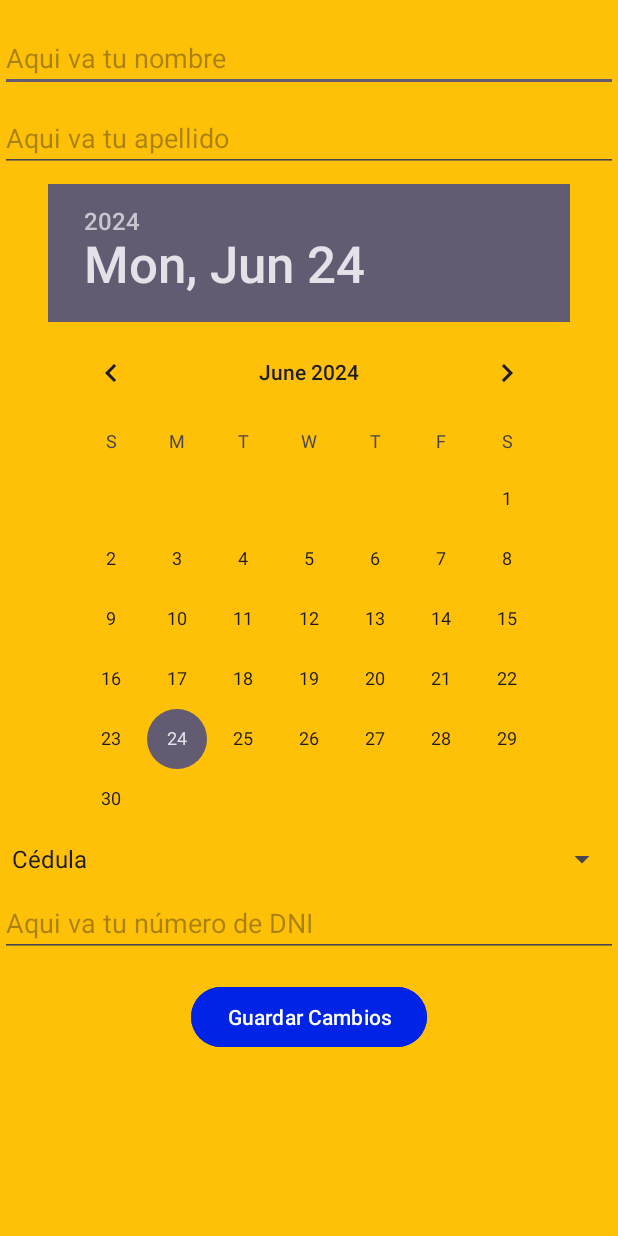
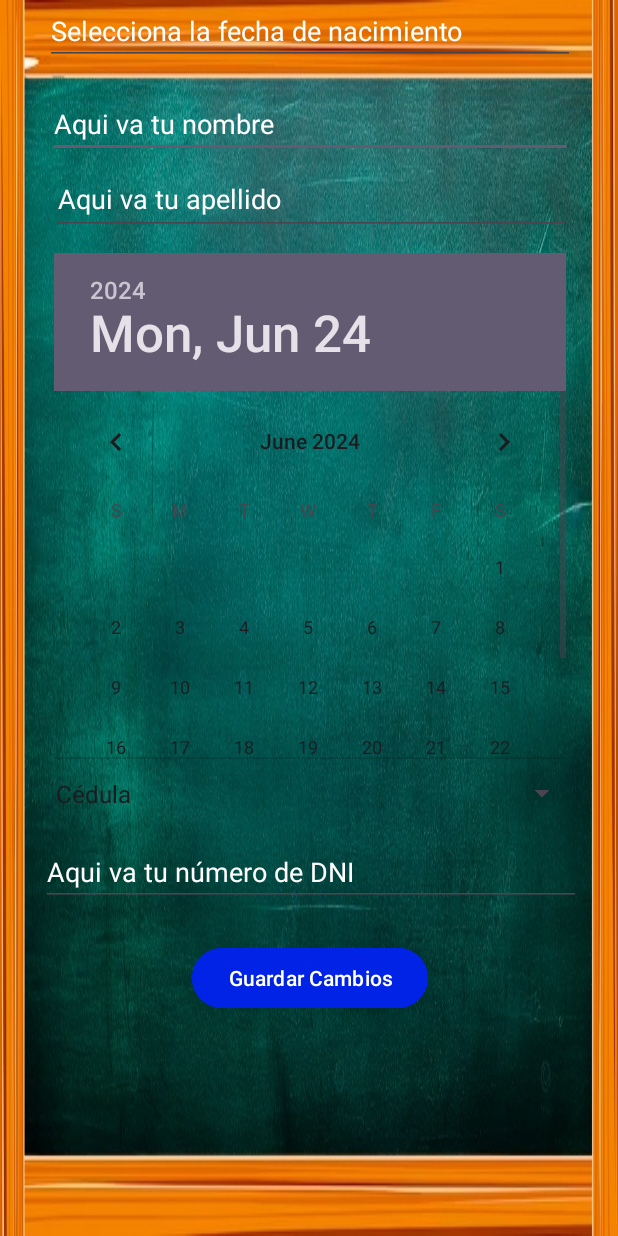
Before and after one commit to sebastevez91/Aplicacionkotlin, an Android app: the PerfilActivity screen opened directly, with no data from a screen before it, on a phone screen of 412 x 824 dp. Run offline under Robolectric (Android 15) with nearby library versions, the light colour scheme and no system bars.

Commit message:
Actualizo PerfilActivity.kt y activity_perfil.xml

```diff
--- a/app/src/main/java/com/example/prueba1/PerfilActivity.kt
+++ b/app/src/main/java/com/example/prueba1/PerfilActivity.kt
@@ -1,5 +1,6 @@
 package com.example.prueba1
 
+import android.app.DatePickerDialog
 import android.os.Bundle
 import android.widget.Button
 import android.widget.DatePicker
@@ -11,6 +12,7 @@ import androidx.appcompat.app.AppCompatActivity
 import androidx.core.view.ViewCompat
 import androidx.core.view.WindowInsetsCompat
 import androidx.core.view.isEmpty
+import java.util.Calendar
 
 class PerfilActivity : AppCompatActivity() {
     override fun onCreate(savedInstanceState: Bundle?) {
@@ -25,10 +27,14 @@ class PerfilActivity : AppCompatActivity() {
         val nombre = findViewById<EditText>(R.id.Nombre)
         val apellido = findViewById<EditText>(R.id.Apellido)
         val fechaNac = findViewById<DatePicker>(R.id.FechaNacimiento)
-        val  tipoDni = findViewById<Spinner>(R.id.TipoDni)
+        val tipoDni = findViewById<Spinner>(R.id.TipoDni)
         val numDni = findViewById<EditText>(R.id.numDni)
         val btnGuardar = findViewById<Button>(R.id.BtnGuardar)
+        val etDate = findViewById<EditText>(R.id.etDate)
 
+        etDate.setOnClickListener {
+            showDateNacimiento()
+        }
         btnGuardar.setOnClickListener {
 
         }
@@ -38,6 +44,23 @@ class PerfilActivity : AppCompatActivity() {
             showToast("Debes completar los campos.")
         }else if ()
     }*/
+    private fun showDateNacimiento(){
+        val calendar = Calendar.getInstance()
+        val year = calendar.get(Calendar.YEAR)
+        val month = calendar.get(Calendar.MONTH)
+        val day = calendar.get(Calendar.DAY_OF_MONTH)
+
+        val datePicker = DatePickerDialog(
+            this,{ _, selectedYear, selectedMonth, selectedDay ->
+                val formattedDate = "${selectedDay}/${selectedMonth + 1}/${selectedYear}"
+                etDate.setText(formattedDate)
+            },
+            year,
+            month,
+            day
+        )
+        datePicker.show()
+    }
     private fun showToast(message: String) {
         Toast.makeText(this, message, Toast.LENGTH_SHORT).show()
     }
--- a/app/src/main/res/layout/activity_perfil.xml
+++ b/app/src/main/res/layout/activity_perfil.xml
@@ -6,68 +6,95 @@
     android:id="@+id/main"
     android:layout_width="match_parent"
     android:layout_height="match_parent"
-    android:background="@color/orange"
+    android:background="@mipmap/fondoPantalla"
     tools:context=".PerfilActivity">
 
     <EditText
         android:id="@+id/Nombre"
-        android:layout_width="0dp"
-        android:layout_height="wrap_content"
+        android:layout_width="350dp"
+        android:layout_height="45dp"
+        android:layout_marginTop="60dp"
         android:hint="Aqui va tu nombre"
+        android:textColor="@color/white"
+        android:textColorHint="@color/white"
+        app:layout_constraintEnd_toEndOf="parent"
+        app:layout_constraintHorizontal_bias="0.516"
         app:layout_constraintStart_toStartOf="parent"
-        app:layout_constraintEnd_toEndOf="parent"
-        app:layout_constraintTop_toTopOf="parent"
-        android:layout_marginTop="16dp"/>
-
-    <EditText
-        android:id="@+id/Apellido"
-        android:layout_width="0dp"
-        android:layout_height="wrap_content"
-        android:hint="Aqui va tu apellido"
-        app:layout_constraintStart_toStartOf="parent"
-        app:layout_constraintEnd_toEndOf="parent"
-        app:layout_constraintTop_toBottomOf="@+id/Nombre"
-        android:layout_marginTop="8dp"/>
+        app:layout_constraintTop_toTopOf="parent" />
 
     <DatePicker
         android:id="@+id/FechaNacimiento"
-        android:layout_width="wrap_content"
-        android:layout_height="wrap_content"
+        android:layout_width="341dp"
+        android:layout_height="337dp"
+        android:layout_marginTop="12dp"
+        android:datePickerMode="calendar"
+        android:textColor="@color/white"
+        app:layout_constraintEnd_toEndOf="parent"
+        app:layout_constraintHorizontal_bias="0.514"
         app:layout_constraintStart_toStartOf="parent"
-        app:layout_constraintEnd_toEndOf="parent"
-        app:layout_constraintTop_toBottomOf="@+id/Apellido"
-        android:datePickerMode="calendar"
-        android:layout_marginTop="8dp"/>
-
-    <Spinner
-        android:id="@+id/TipoDni"
-        android:layout_width="0dp"
-        android:layout_height="wrap_content"
-        app:layout_constraintStart_toStartOf="parent"
-        app:layout_constraintEnd_toEndOf="parent"
-        android:entries="@array/spinner_tipoDni"
-        app:layout_constraintTop_toBottomOf="@+id/FechaNacimiento"
-        android:layout_marginTop="8dp"/>
+        app:layout_constraintTop_toBottomOf="@+id/Apellido" />
 
     <EditText
         android:id="@+id/numDni"
-        android:layout_width="0dp"
+        android:layout_width="360dp"
+        android:layout_height="44dp"
+        android:layout_marginTop="12dp"
         android:hint="Aqui va tu número de DNI"
-        android:layout_height="wrap_content"
+        android:textColor="@color/white"
+        android:textColorHint="@color/white"
+        app:layout_constraintEnd_toEndOf="parent"
+        app:layout_constraintHorizontal_bias="0.529"
         app:layout_constraintStart_toStartOf="parent"
-        app:layout_constraintEnd_toEndOf="parent"
-        app:layout_constraintTop_toBottomOf="@+id/TipoDni"
-        android:layout_marginTop="8dp"/>
+        app:layout_constraintTop_toBottomOf="@+id/TipoDni" />
 
     <Button
         android:id="@+id/BtnGuardar"
         android:layout_width="wrap_content"
         android:layout_height="wrap_content"
+        android:layout_marginTop="24dp"
         android:backgroundTint="@color/blue"
         android:text="Guardar Cambios"
+        app:layout_constraintEnd_toEndOf="parent"
+        app:layout_constraintHorizontal_bias="0.503"
         app:layout_constraintStart_toStartOf="parent"
+        app:layout_constraintTop_toBottomOf="@+id/numDni" />
+
+    <EditText
+        android:id="@+id/etDate"
+        android:layout_width="353dp"
+        android:layout_height="43dp"
+        android:focusable="false"
+        android:hint="Selecciona la fecha de nacimiento"
+        android:textColorHint="@color/white"
         app:layout_constraintEnd_toEndOf="parent"
-        app:layout_constraintTop_toBottomOf="@+id/numDni"
-        android:layout_marginTop="16dp"/>
+        app:layout_constraintHorizontal_bias="0.517"
+        app:layout_constraintStart_toStartOf="parent"
+        tools:ignore="MissingConstraints"
+        tools:layout_editor_absoluteY="151dp" />
+
+    <Spinner
+        android:id="@+id/TipoDni"
+        android:layout_width="356dp"
+        android:layout_height="38dp"
+        android:layout_marginTop="4dp"
+        android:entries="@array/spinner_tipoDni"
+        android:textColor="@color/white"
+        app:layout_constraintEnd_toEndOf="parent"
+        app:layout_constraintHorizontal_bias="0.529"
+        app:layout_constraintStart_toStartOf="parent"
+        app:layout_constraintTop_toBottomOf="@+id/FechaNacimiento" />
+
+    <EditText
+        android:id="@+id/Apellido"
+        android:layout_width="346dp"
+        android:layout_height="47dp"
+        android:layout_marginTop="4dp"
+        android:hint="Aqui va tu apellido"
+        android:textColor="@color/white"
+        android:textColorHint="@color/white"
+        app:layout_constraintEnd_toEndOf="parent"
+        app:layout_constraintHorizontal_bias="0.522"
+        app:layout_constraintStart_toStartOf="parent"
+        app:layout_constraintTop_toBottomOf="@+id/Nombre" />
 
 </androidx.constraintlayout.widget.ConstraintLayout>
```
